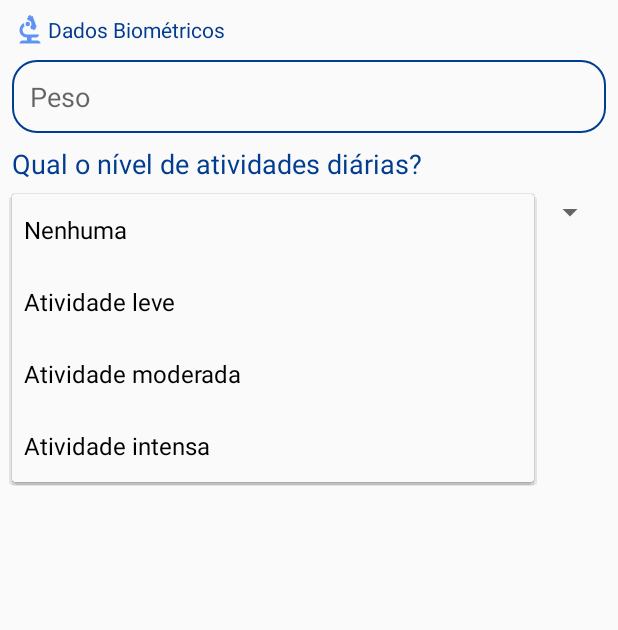
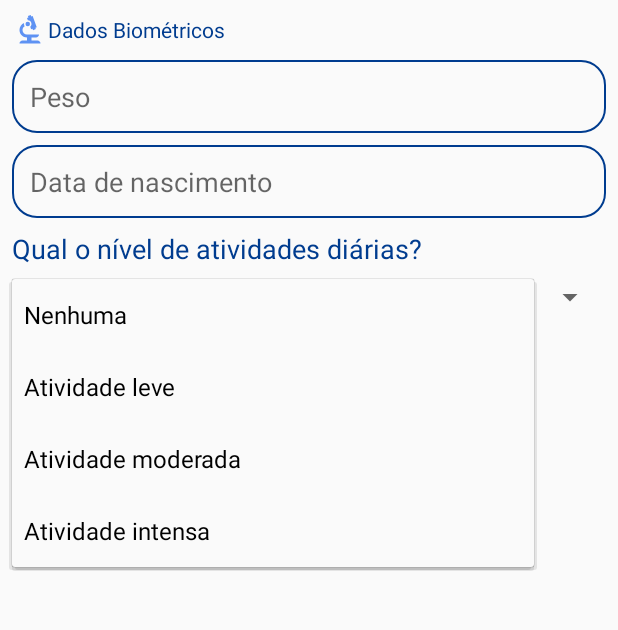
Before and after one commit to OChriiis/projeto_android_imc_ncd, an Android app: the DadosBiometria screen opened directly, with no data from a screen before it, after a tap on "Nenhuma", on a phone screen of 412 x 824 dp, the part 84-714 px from its top. Run offline under Robolectric (Android 15) with nearby library versions, the phone set to English and light mode, and no system bars; Roboto replaces fonts that are not available here.

Commit message:
Atualizações

```diff
--- a/imc-ds2m-a/app/src/main/java/br/senai/sp/jandira/imcapp20_a/dao/BiometriaDao.kt
+++ b/imc-ds2m-a/app/src/main/java/br/senai/sp/jandira/imcapp20_a/dao/BiometriaDao.kt
@@ -5,4 +5,6 @@ import br.senai.sp.jandira.imcapp20_a.model.Biometria
 class BiometriaDao(val context: Context, val biometria: Biometria) {
 
     val dbHelper = ImcDataBase.getDatabase(context)
+
+
 }
--- a/imc-ds2m-a/app/src/main/java/br/senai/sp/jandira/imcapp20_a/ui/DadosBiometria.kt
+++ b/imc-ds2m-a/app/src/main/java/br/senai/sp/jandira/imcapp20_a/ui/DadosBiometria.kt
@@ -14,8 +14,9 @@ class DadosBiometria : AppCompatActivity() {
         setContentView(R.layout.activity_dados_biometria)
 
         val btnGravar: Button = findViewById(R.id.bt_gravar)
-        val etPeso: EditText = findViewById(R.id.et_email)
+        val etPeso: EditText = findViewById(R.id.et_peso)
         val spinnerNivelAtividade: Spinner = findViewById(R.id.spinner_nivel_atv)
+        val et_data_nascimento: EditText = findViewById(R.id.et_data_nascimento)
     }
 
 }
--- a/imc-ds2m-a/app/src/main/java/br/senai/sp/jandira/imcapp20_a/ui/NovoUsuarioActivity.kt
+++ b/imc-ds2m-a/app/src/main/java/br/senai/sp/jandira/imcapp20_a/ui/NovoUsuarioActivity.kt
@@ -72,7 +72,7 @@ class NovoUsuarioActivity : AppCompatActivity() {
 
             //Gravar no banco de dados sqlite
             val usuario = Usuario(0,
-                et_email.text.toString(),
+                et_peso.text.toString(),
                 et_senha.text.toString(),
                 et_nome.text.toString(),
                 et_profissao.text.toString(),
--- a/imc-ds2m-a/app/src/main/res/layout/activity_dados_biometria.xml
+++ b/imc-ds2m-a/app/src/main/res/layout/activity_dados_biometria.xml
@@ -20,7 +20,7 @@
         app:layout_constraintTop_toTopOf="parent" />
 
     <EditText
-        android:id="@+id/et_email"
+        android:id="@+id/et_peso"
         android:layout_width="0dp"
         android:layout_height="wrap_content"
         android:layout_marginTop="8dp"
@@ -32,6 +32,22 @@
         app:layout_constraintEnd_toEndOf="@+id/textView4"
         app:layout_constraintStart_toStartOf="@+id/textView4"
         app:layout_constraintTop_toBottomOf="@+id/textView4" />
+
+    <EditText
+        android:id="@+id/et_data_nascimento"
+        android:layout_width="0dp"
+        android:layout_height="wrap_content"
+        android:layout_marginTop="8dp"
+        android:background="@drawable/edit_text_login_background"
+        android:ems="10"
+        android:focusable="false"
+        android:hint="Data de nascimento"
+        android:inputType="textPersonName"
+        android:padding="12dp"
+        app:layout_constraintEnd_toEndOf="@+id/et_peso"
+        app:layout_constraintHorizontal_bias="0.0"
+        app:layout_constraintStart_toStartOf="@+id/et_peso"
+        app:layout_constraintTop_toBottomOf="@+id/et_peso" />
 
     <TextView
         android:id="@+id/textView4"
@@ -60,9 +76,9 @@
         android:text="Qual o nível de atividades diárias?"
         android:textAppearance="@style/label_dark_background"
         android:textColor="@color/colorPrimaryDark"
-        app:layout_constraintEnd_toEndOf="@+id/et_email"
-        app:layout_constraintStart_toStartOf="@+id/et_email"
-        app:layout_constraintTop_toBottomOf="@+id/et_email" />
+        app:layout_constraintEnd_toEndOf="@+id/et_peso"
+        app:layout_constraintStart_toStartOf="@+id/et_peso"
+        app:layout_constraintTop_toBottomOf="@+id/et_data_nascimento" />
 
     <Spinner
         android:id="@+id/spinner_nivel_atv"
@@ -72,9 +88,9 @@
         android:layout_marginTop="8dp"
         android:layout_marginEnd="8dp"
         android:entries="@array/atividades"
-        app:layout_constraintEnd_toEndOf="@+id/et_email"
+        app:layout_constraintEnd_toEndOf="@+id/et_peso"
         app:layout_constraintHorizontal_bias="0.0"
-        app:layout_constraintStart_toStartOf="@+id/et_email"
+        app:layout_constraintStart_toStartOf="@+id/et_peso"
         app:layout_constraintTop_toBottomOf="@+id/text_view_atividades" />
 
     <Button
--- a/imc-ds2m-a/app/src/main/res/layout/activity_novo_usuario.xml
+++ b/imc-ds2m-a/app/src/main/res/layout/activity_novo_usuario.xml
@@ -130,7 +130,7 @@
         app:layout_constraintTop_toBottomOf="@+id/et_peso" />
 
     <EditText
-        android:id="@+id/et_email"
+        android:id="@+id/et_peso"
         android:layout_width="0dp"
         android:layout_height="wrap_content"
         android:layout_marginTop="8dp"
@@ -153,10 +153,10 @@
         android:hint="Senha"
         android:inputType="textPassword"
         android:padding="12dp"
-        app:layout_constraintEnd_toEndOf="@+id/et_email"
+        app:layout_constraintEnd_toEndOf="@+id/et_peso"
         app:layout_constraintHorizontal_bias="0.0"
-        app:layout_constraintStart_toStartOf="@+id/et_email"
-        app:layout_constraintTop_toBottomOf="@+id/et_email" />
+        app:layout_constraintStart_toStartOf="@+id/et_peso"
+        app:layout_constraintTop_toBottomOf="@+id/et_peso" />
 
     <TextView
         android:id="@+id/textView4"
```
